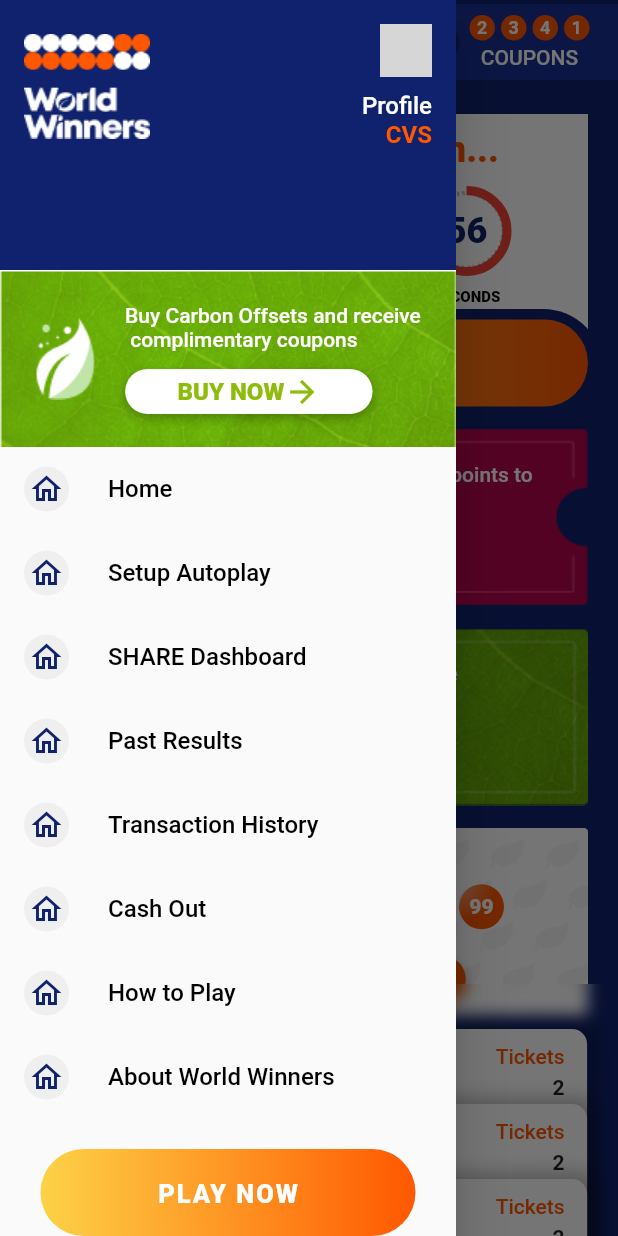
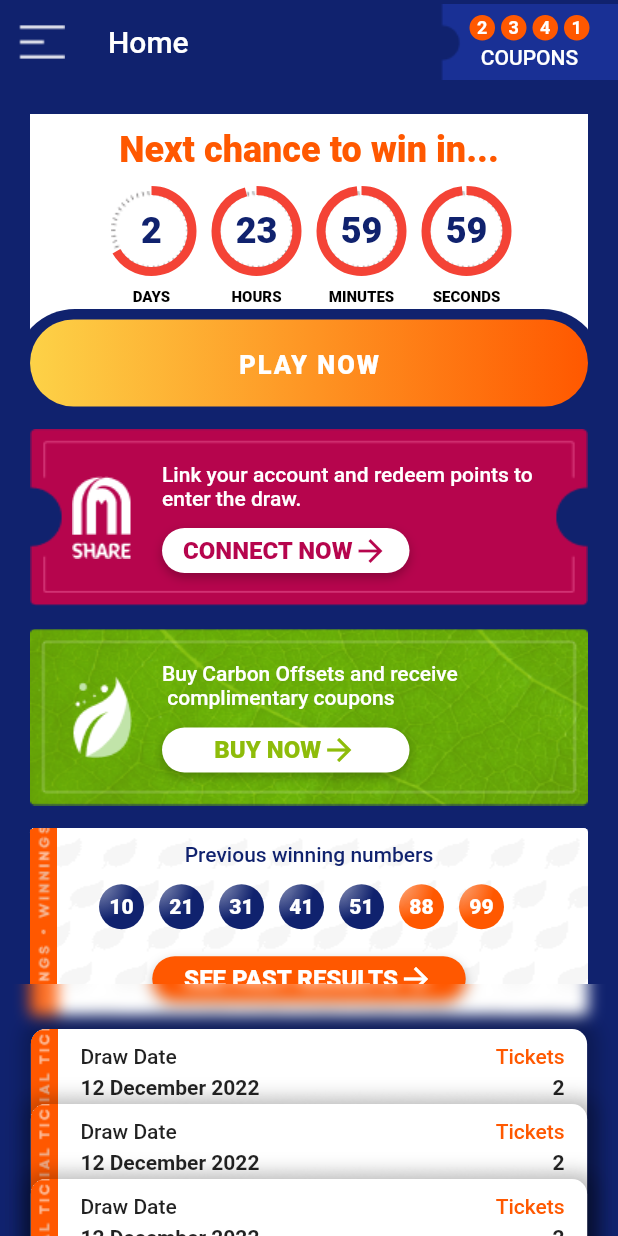
Before and after one commit to Chandravardhan-Singh/world_winner_flutter, a Flutter app: the Home screen opened directly, in the side drawer, after a tap on "Home", on a phone screen of 412 x 824 dp. Run offline on Flutter 3.47's test engine with Material 2 defaults, Android fonts, the phone set to English and light mode, and no system bars; drawn by our look-alikes of percent_indicator; our stand-ins replace bloc, flutter_bloc, flutter_secure_storage, otp_text_field, permission_handler; accounts and stored records are empty; generated files the repository leaves out were written again; network calls fail; grey boxes are pictures that could not be loaded.

Commit message:
navigation added for home

```diff
--- a/lib/widget/custom_drawer.dart
+++ b/lib/widget/custom_drawer.dart
@@ -1,5 +1,6 @@
 import 'package:flutter/material.dart';
 import 'package:world_winner_flutter/extensions/context.dart';
+import 'package:world_winner_flutter/pages/home/home.dart';
 import 'package:world_winner_flutter/pages/past-results/past_results.dart';
 import 'package:world_winner_flutter/pages/profile/profile.dart';
 import 'package:world_winner_flutter/widget/button.dart';
@@ -125,7 +126,15 @@ class CustomDrawer extends StatelessWidget {
               ],
             ),
           ),
-          DrawerItem(title: 'Home', onTap: () {}),
+          DrawerItem(
+              title: 'Home',
+              onTap: () {
+                Navigator.of(context).push(
+                  MaterialPageRoute(
+                    builder: (BuildContext context) => const Home(),
+                  ),
+                );
+              }),
           DrawerItem(title: 'Setup Autoplay', onTap: () {}),
           DrawerItem(title: 'SHARE Dashboard', onTap: () {}),
           DrawerItem(
```
